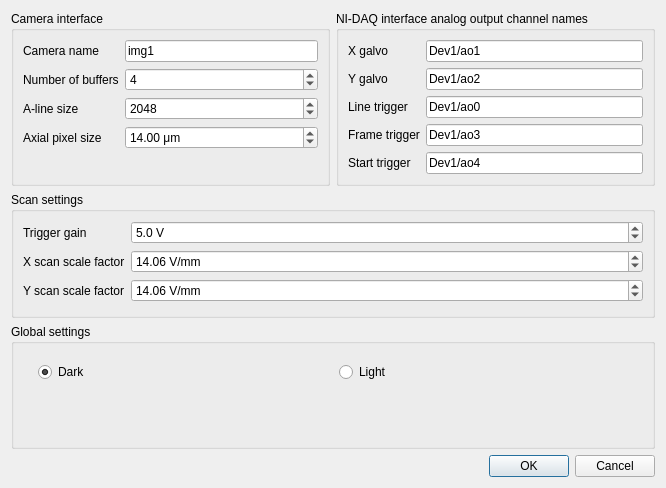
First picture: the form in src/main/resources/windows/ui/SettingsDialog.ui, repository sstucker/OCTview, before the edit.
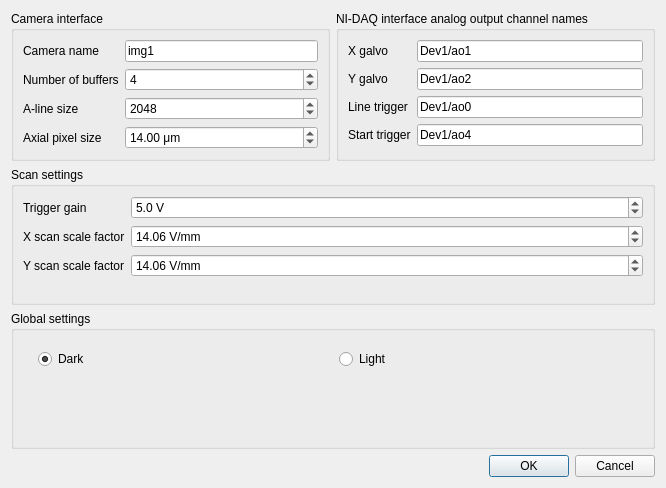
Second picture: the form after the edit.

The edit to the form file:
```diff
--- a/src/main/resources/windows/ui/SettingsDialog.ui
+++ b/src/main/resources/windows/ui/SettingsDialog.ui
@@ -150,20 +150,6 @@
         </property>
        </widget>
       </item>
-      <item row="4" column="0">
-       <widget class="QLabel" name="labelStartTrigChName">
-        <property name="text">
-         <string>Start trigger</string>
-        </property>
-       </widget>
-      </item>
-      <item row="3" column="0">
-       <widget class="QLabel" name="labelFrameTrigChName">
-        <property name="text">
-         <string>Frame trigger</string>
-        </property>
-       </widget>
-      </item>
       <item row="2" column="1">
        <widget class="QLineEdit" name="lineLineTrigChName">
         <property name="text">
@@ -172,19 +158,19 @@
        </widget>
       </item>
       <item row="3" column="1">
-       <widget class="QLineEdit" name="lineFrameTrigChName">
-        <property name="text">
-         <string>Dev1/ao3</string>
-        </property>
-       </widget>
-      </item>
-      <item row="4" column="1">
        <widget class="QLineEdit" name="lineStartTrigChName">
         <property name="text">
          <string>Dev1/ao4</string>
         </property>
        </widget>
       </item>
+      <item row="3" column="0">
+       <widget class="QLabel" name="labelStartTrigChName">
+        <property name="text">
+         <string>Start trigger</string>
+        </property>
+       </widget>
+      </item>
      </layout>
     </widget>
    </item>
```
Left out of the diff: 14 changed lines with no effect on the pictures.
